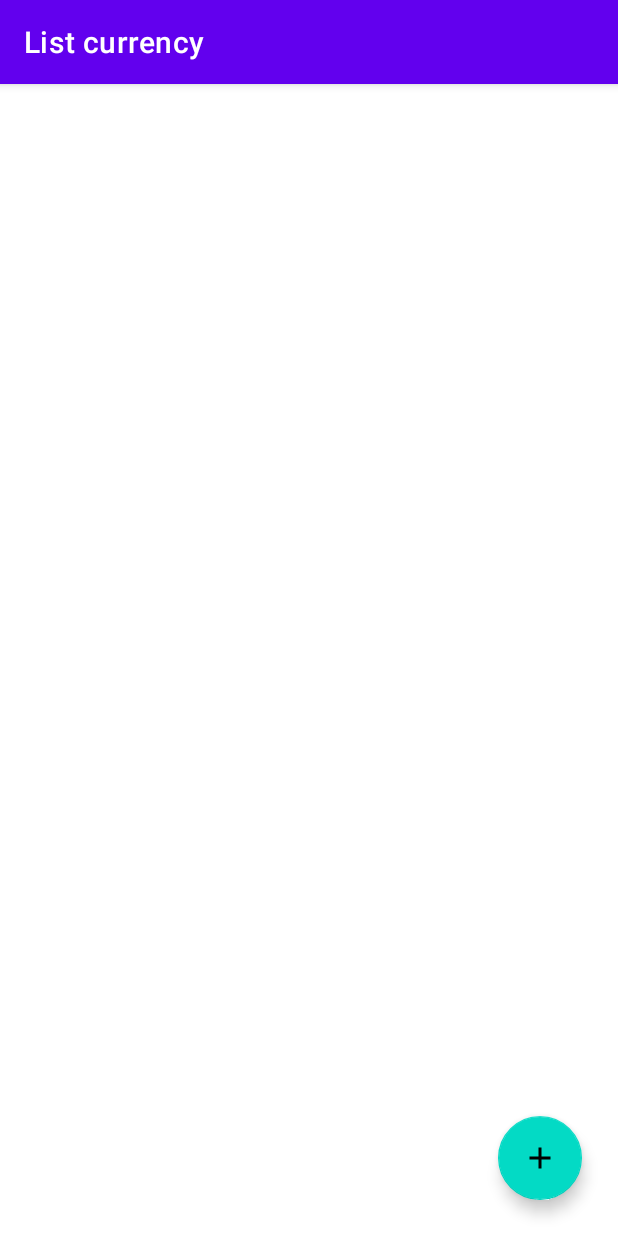
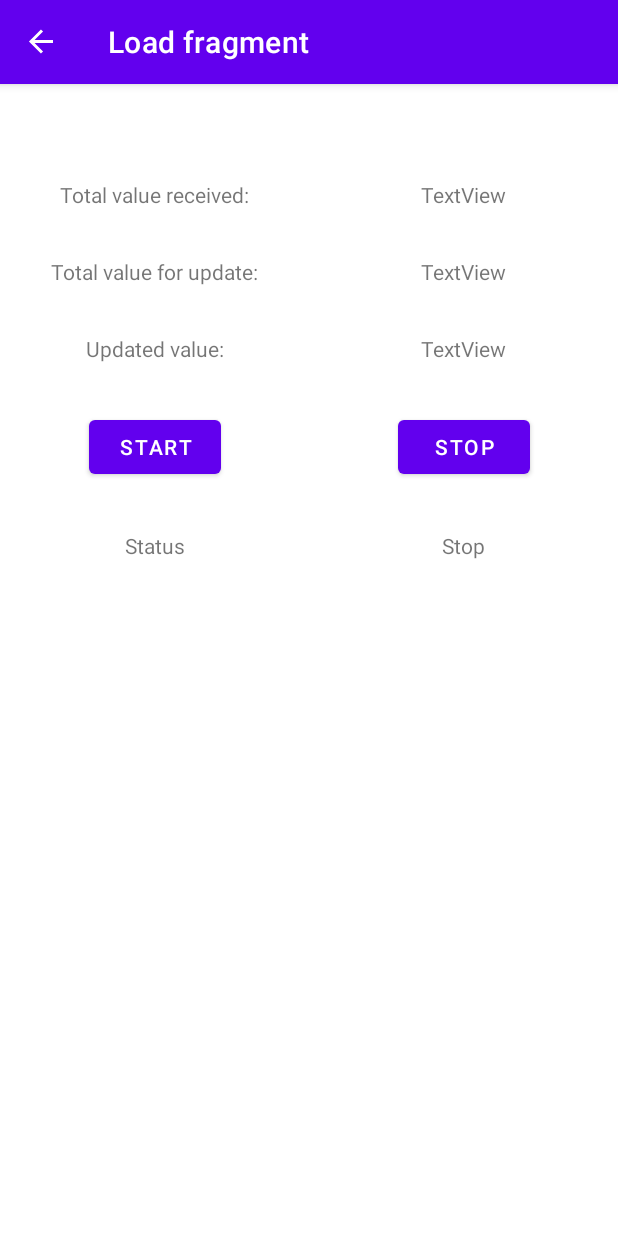
Before and after one commit to AlexanderAndrenko/CryptoCurrency, an Android app: the screen it shows after launch (MainActivity), after a tap on "TODO", on a phone screen of 412 x 824 dp. Run offline under Robolectric (Android 15) with nearby library versions, the phone set to English and light mode, and no system bars; our stand-ins replace Room's generated code, navigation-ui.

Commit message:
Implement load data

```diff
--- a/app/src/main/java/com/example/cryptocurrency/Database/CryptoCurrencyDao.kt
+++ b/app/src/main/java/com/example/cryptocurrency/Database/CryptoCurrencyDao.kt
@@ -3,11 +3,12 @@ package com.example.cryptocurrency.Database
 import androidx.lifecycle.LiveData
 import androidx.room.*
 import com.example.cryptocurrency.Model.Coin
+import retrofit2.http.DELETE
 
 @Dao
 interface CryptoCurrencyDao {
     /*Get a list of cryptocurrencies*/
-    @Query("SELECT * FROM coins")
+    @Query("SELECT * FROM coins ORDER BY CoingeckoRank")
     fun getCoins(): LiveData<List<Coin>>
 
     /*Get a specific coin*/
--- a/app/src/main/java/com/example/cryptocurrency/Database/CryptoCurrencyDatabase.kt
+++ b/app/src/main/java/com/example/cryptocurrency/Database/CryptoCurrencyDatabase.kt
@@ -6,8 +6,11 @@ import androidx.room.Room
 import androidx.room.RoomDatabase
 import androidx.room.TypeConverters
 import com.example.cryptocurrency.Model.Coin
+import androidx.sqlite.db.SupportSQLiteDatabase
 
-@Database(entities = [Coin::class], version = 2)
+import androidx.room.migration.Migration
+
+@Database(entities = [Coin::class], version = 3)
 @TypeConverters(CryptoCurrencyTypeConverter::class)
 abstract class CryptoCurrencyDatabase : RoomDatabase() {
 
@@ -27,7 +30,9 @@ abstract class CryptoCurrencyDatabase : RoomDatabase() {
                     context.applicationContext,
                     CryptoCurrencyDatabase::class.java,
                     "cryptoCurrency"
-                ).build()
+                    )
+                    .addMigrations(MIGRATION_1_2, MIGRATION_2_3)
+                    .build()
                 INSTANCE = instance
                 return instance
             }
@@ -35,3 +40,112 @@ abstract class CryptoCurrencyDatabase : RoomDatabase() {
     }
 
 }
+
+val MIGRATION_1_2: Migration = object : Migration(1, 2) {
+    override fun migrate(database: SupportSQLiteDatabase) {
+        // Create the new table
+        database.execSQL(
+            "CREATE TABLE [Coins_new] " +
+                    "(" +
+                    "[id] TEXT NOT NULL, " +
+                    "[Description] TEXT NOT NULL, " +
+                    "[CoingeckoRank] INTEGER NULL, " +
+                    "[CurrentPriceUSD] REAL NULL, " +
+                    "[PriceChangePer1Hour] REAL NULL, " +
+                    "[PriceChangePer24Hour] REAL NULL, " +
+                    "[PriceChangePer7Days] REAL NULL," +
+                    "[PriceChangePer14Days] REAL NULL, " +
+                    "[PriceChangePer30Days] REAL NULL, " +
+                    "[PriceChangePer60Days] REAL NULL," +
+                    "PRIMARY KEY([id])" +
+                    ")"
+        )
+        // Copy the data
+        database.execSQL(
+            "INSERT INTO [Coins_new] " +
+                    "(" +
+                    "[id]," +
+                    "[Description]," +
+                    "[CoingeckoRank]," +
+                    "[CurrentPriceUSD]," +
+                    "[PriceChangePer1Hour]," +
+                    "[PriceChangePer24Hour]," +
+                    "[PriceChangePer7Days]," +
+                    "[PriceChangePer14Days]," +
+                    "[PriceChangePer30Days]," +
+                    "[PriceChangePer60Days]" +
+                    ")" +
+                    " SELECT " +
+                    "[id]," +
+                    "[Description]," +
+                    "[CoingeckoRank]," +
+                    "[CurrentPriceUSD]," +
+                    "[PriceChangePer1Hour]," +
+                    "[PriceChangePer24Hour]," +
+                    "[PriceChangePer7Days]," +
+                    "[PriceChangePer14Days]," +
+                    "[PriceChangePer30Days]," +
+                    "[PriceChangePer60Days]" +
+                    "FROM [Coins]"
+        )
+        // Remove the old table
+        database.execSQL("DROP TABLE [Coins]")
+        // Change the table name to the correct one
+        database.execSQL("ALTER TABLE [Coins_new] RENAME TO [Coins]")
+    }
+}
+
+val MIGRATION_2_3: Migration = object : Migration(2, 3) {
+        override fun migrate(database: SupportSQLiteDatabase) {
+            // Create the new table
+            database.execSQL(
+                "CREATE TABLE [Coins_new] " +
+                        "(" +
+                        "[id] TEXT NOT NULL, " +
+                        "[Name] TEXT NOT NULL," +
+                        "[Description] TEXT NOT NULL, " +
+                        "[CoingeckoRank] INTEGER NULL, " +
+                        "[CurrentPriceUSD] REAL NULL, " +
+                        "[PriceChangePer1Hour] REAL NULL, " +
+                        "[PriceChangePer24Hour] REAL NULL, " +
+                        "[PriceChangePer7Days] REAL NULL," +
+                        "[PriceChangePer14Days] REAL NULL, " +
+                        "[PriceChangePer30Days] REAL NULL, " +
+                        "[PriceChangePer60Days] REAL NULL," +
+                        "PRIMARY KEY([id])" +
+                        ")")
+            // Copy the data
+            database.execSQL(
+                "INSERT INTO [Coins_new] " +
+                        "(" +
+                        "[id]," +
+                        "[Name]," +
+                        "[Description]," +
+                        "[CoingeckoRank]," +
+                        "[CurrentPriceUSD]," +
+                        "[PriceChangePer1Hour]," +
+                        "[PriceChangePer24Hour]," +
+                        "[PriceChangePer7Days]," +
+                        "[PriceChangePer14Days]," +
+                        "[PriceChangePer30Days]," +
+                        "[PriceChangePer60Days]" +
+                        ")" +
+                        " SELECT " +
+                        "[id]," +
+                        "[id]," +
+                        "[Description]," +
+                        "[CoingeckoRank]," +
+                        "[CurrentPriceUSD]," +
+                        "[PriceChangePer1Hour]," +
+                        "[PriceChangePer24Hour]," +
+                        "[PriceChangePer7Days]," +
+                        "[PriceChangePer14Days]," +
+                        "[PriceChangePer30Days]," +
+                        "[PriceChangePer60Days]" +
+                        "FROM [Coins]")
+            // Remove the old table
+            database.execSQL("DROP TABLE [Coins]")
+            // Change the table name to the correct one
+            database.execSQL("ALTER TABLE [Coins_new] RENAME TO [Coins]")
+        }
+}
--- a/app/src/main/java/com/example/cryptocurrency/Model/Coin.kt
+++ b/app/src/main/java/com/example/cryptocurrency/Model/Coin.kt
@@ -10,7 +10,7 @@ import kotlinx.android.parcel.Parcelize
 @Entity(tableName = "Coins")
 data class Coin (
     @PrimaryKey var id: String,
-    //@ColumnInfo(name = "Name") var name: String,
+    @ColumnInfo(name = "Name") var name: String,
     @ColumnInfo(name = "Description") var description: String,
     //@ColumnInfo(name = "GenesisDate") var genesisDate: Date,
     @ColumnInfo(name = "CoingeckoRank") var coingeckoRank: Int?,
--- a/app/src/main/java/com/example/cryptocurrency/fragments/AddFragment.kt
+++ b/app/src/main/java/com/example/cryptocurrency/fragments/AddFragment.kt
@@ -41,7 +41,7 @@ class AddFragment : Fragment() {
         val description = binding.descriptionEt.text.toString()
         val rankCoinGecko : Int = binding.coinGeckoRankEt.text.toString().toInt()
 
-        val coin = Coin(name, description, rankCoinGecko, 1.0, 2.0, 3.0, 4.0, 5.0, 6.0, 7.0)
+        val coin = Coin("test" ,name, description, rankCoinGecko, 1.0, 2.0, 3.0, 4.0, 5.0, 6.0, 7.0)
         mCoinViewModel.addCoin(coin)
         findNavController().navigate(R.id.action_addFragment_to_listFragment)
     }
--- a/app/src/main/java/com/example/cryptocurrency/fragments/InfoFragment.kt
+++ b/app/src/main/java/com/example/cryptocurrency/fragments/InfoFragment.kt
@@ -20,8 +20,8 @@ class InfoFragment : Fragment() {
     ): View? {
         binding = FragmentInfoBinding.inflate(layoutInflater)
 
-        binding.nameCurrencyInfo.text = args.currentCoin.id
-        binding.descriptionInfo.text = args.currentCoin.description
+        binding.nameCurrencyInfo.text = args.currentCoin.name
+        binding.descriptionInfo.text = "TEST DESCRIPTION" //args.currentCoin.description
         binding.coinGeckoRankInfo.text = args.currentCoin.coingeckoRank.toString()
         binding.currentPriceinfo.text = args.currentCoin.currentPrice.toString()
         binding.priceCP1hourInfo.text = args.currentCoin.priceCP1H.toString()
--- a/app/src/main/java/com/example/cryptocurrency/fragments/ListAdapter.kt
+++ b/app/src/main/java/com/example/cryptocurrency/fragments/ListAdapter.kt
@@ -31,7 +31,7 @@ class ListAdapter : RecyclerView.Adapter<ListAdapter.MyViewHolder>(){
     override fun onBindViewHolder(holder: MyViewHolder, position: Int) {
         val currentItem = coinList[position]
 
-        holder.name.text = currentItem.id.toString()
+        holder.name.text = currentItem.name
         holder.rank.text = currentItem.coingeckoRank.toString()
         holder.currentPrice.text = currentItem.currentPrice.toString()
         holder.oneHour.text = currentItem.priceCP1H.toString()
--- a/app/src/main/java/com/example/cryptocurrency/fragments/ListFragment.kt
+++ b/app/src/main/java/com/example/cryptocurrency/fragments/ListFragment.kt
@@ -13,12 +13,13 @@ import com.example.cryptocurrency.APIclient.CoinGeckoClientAPI
 import com.example.cryptocurrency.ViewModel.CoinViewModel
 import com.example.cryptocurrency.R
 import com.example.cryptocurrency.databinding.FragmentListBinding
-import kotlinx.coroutines.CoroutineScope
+import kotlinx.coroutines.*
 
 class ListFragment : Fragment() {
 
     private lateinit var binding: FragmentListBinding
     private lateinit var mCoinViewModel: CoinViewModel
+
 
     override fun onCreateView(
         inflater: LayoutInflater, container: ViewGroup?,
@@ -31,11 +32,8 @@ class ListFragment : Fragment() {
         mCoinViewModel = ViewModelProvider(this).get(CoinViewModel::class.java)
         mCoinViewModel.getCoins.observe(viewLifecycleOwner, Observer { coin -> adapter.setData(coin) })
 
-
         binding.floatingActionButton.setOnClickListener {
-            /*findNavController().navigate(R.id.action_listFragment_to_addFragment)*/
-            val coinGeckoClientAPI = CoinGeckoClientAPI()
-            coinGeckoClientAPI.getCoinList(mCoinViewModel)
+            findNavController().navigate(R.id.action_listFragment_to_loadFragment)
         }
         return binding.root
     }
--- /dev/null
+++ b/app/src/main/java/com/example/cryptocurrency/fragments/LoadFragment.kt
@@ -0,0 +1,55 @@
+package com.example.cryptocurrency.fragments
+
+import android.os.Bundle
+import androidx.fragment.app.Fragment
+import android.view.LayoutInflater
+import android.view.View
+import android.view.ViewGroup
+import androidx.lifecycle.ViewModelProvider
+import com.example.cryptocurrency.APIclient.CoinGeckoClientAPI
+import com.example.cryptocurrency.ViewModel.CoinViewModel
+import com.example.cryptocurrency.databinding.FragmentLoadBinding
+import kotlinx.coroutines.GlobalScope
+import kotlinx.coroutines.Job
+import kotlinx.coroutines.launch
+
+class LoadFragment : Fragment() {
+
+    private lateinit var binding: FragmentLoadBinding
+    private lateinit var mCoinViewModel: CoinViewModel
+    var downloader : Job? = null
+
+    override fun onCreateView(
+        inflater: LayoutInflater, container: ViewGroup?,
+        savedInstanceState: Bundle?
+    ): View? {
+        binding = FragmentLoadBinding.inflate(layoutInflater)
+        mCoinViewModel = ViewModelProvider(this).get(CoinViewModel::class.java)
+
+        binding.status.text = "Stop"
+
+        binding.startBtn.setOnClickListener{
+            downloader = GlobalScope.launch {
+                val coinGeckoClientAPI = CoinGeckoClientAPI()
+                coinGeckoClientAPI.getCoinList(mCoinViewModel)
+            }
+            binding.status.text = "Execute"
+        }
+
+        binding.stopBtn.setOnClickListener{
+            GlobalScope.launch {
+                InterruptExecution()
+            }
+            binding.status.text = "Stop"
+        }
+
+        return binding.root
+    }
+
+    suspend fun InterruptExecution(){
+        if (downloader != null){
+            downloader!!.cancel()
+            downloader!!.join()
+        }
+    }
+}
--- a/app/src/main/res/layout/fragment_list.xml
+++ b/app/src/main/res/layout/fragment_list.xml
@@ -11,7 +11,7 @@
         android:layout_width="wrap_content"
         android:layout_height="wrap_content"
         app:layout_constraintStart_toStartOf="parent"
-        app:layout_constraintTop_toTopOf="parent" />
+        app:layout_constraintTop_toTopOf="parent"/>
 
     <com.google.android.material.floatingactionbutton.FloatingActionButton
         android:id="@+id/floatingActionButton"
@@ -22,7 +22,8 @@
         android:clickable="true"
         android:contentDescription="TODO"
         android:focusable="true"
-        android:src="@drawable/ic_add"
+        android:src="@drawable/ic_baseline_settings_24"
         app:layout_constraintBottom_toBottomOf="parent"
         app:layout_constraintEnd_toEndOf="parent" />
+
 </androidx.constraintlayout.widget.ConstraintLayout>
--- /dev/null
+++ b/app/src/main/res/layout/fragment_load.xml
@@ -0,0 +1,115 @@
+<?xml version="1.0" encoding="utf-8"?>
+<androidx.constraintlayout.widget.ConstraintLayout xmlns:android="http://schemas.android.com/apk/res/android"
+    xmlns:app="http://schemas.android.com/apk/res-auto"
+    xmlns:tools="http://schemas.android.com/tools"
+    android:layout_width="match_parent"
+    android:layout_height="match_parent"
+    tools:context=".fragments.LoadFragment">
+
+    <TextView
+        android:id="@+id/totalValueText"
+        android:layout_width="wrap_content"
+        android:layout_height="wrap_content"
+        android:layout_marginTop="64dp"
+        android:text="Total value received:"
+        app:layout_constraintEnd_toStartOf="@+id/guideline10"
+        app:layout_constraintStart_toStartOf="parent"
+        app:layout_constraintTop_toTopOf="parent" />
+
+    <TextView
+        android:id="@+id/totalValueForUpdateText"
+        android:layout_width="wrap_content"
+        android:layout_height="wrap_content"
+        android:layout_marginTop="32dp"
+        android:text="Total value for update:"
+        app:layout_constraintEnd_toStartOf="@+id/guideline10"
+        app:layout_constraintStart_toStartOf="parent"
+        app:layout_constraintTop_toBottomOf="@+id/totalValueText" />
+
+    <TextView
+        android:id="@+id/updatedValueText"
+        android:layout_width="wrap_content"
+        android:layout_height="wrap_content"
+        android:layout_marginTop="32dp"
+        android:text="Updated value:"
+        app:layout_constraintEnd_toStartOf="@+id/guideline10"
+        app:layout_constraintStart_toStartOf="parent"
+        app:layout_constraintTop_toBottomOf="@+id/totalValueForUpdateText" />
+
+    <TextView
+        android:id="@+id/totalValueReceived"
+        android:layout_width="wrap_content"
+        android:layout_height="wrap_content"
+        android:layout_marginTop="64dp"
+        android:text="TextView"
+        app:layout_constraintEnd_toEndOf="parent"
+        app:layout_constraintStart_toStartOf="@+id/guideline10"
+        app:layout_constraintTop_toTopOf="parent" />
+
+    <TextView
+        android:id="@+id/totalValueForUpdate"
+        android:layout_width="wrap_content"
+        android:layout_height="wrap_content"
+        android:layout_marginTop="32dp"
+        android:text="TextView"
+        app:layout_constraintEnd_toEndOf="parent"
+        app:layout_constraintStart_toStartOf="@+id/guideline10"
+        app:layout_constraintTop_toBottomOf="@+id/totalValueReceived" />
+
+    <TextView
+        android:id="@+id/UpdatedValue"
+        android:layout_width="wrap_content"
+        android:layout_height="wrap_content"
+        android:layout_marginTop="32dp"
+        android:text="TextView"
+        app:layout_constraintEnd_toEndOf="parent"
+        app:layout_constraintStart_toStartOf="@+id/guideline10"
+        app:layout_constraintTop_toBottomOf="@+id/totalValueForUpdate" />
+
+    <Button
+        android:id="@+id/stopBtn"
+        android:layout_width="wrap_content"
+        android:layout_height="wrap_content"
+        android:layout_marginTop="32dp"
+        android:text="Stop"
+        app:layout_constraintEnd_toEndOf="parent"
+        app:layout_constraintStart_toStartOf="@+id/guideline10"
+        app:layout_constraintTop_toBottomOf="@+id/UpdatedValue" />
+
+    <Button
+        android:id="@+id/startBtn"
+        android:layout_width="wrap_content"
+        android:layout_height="wrap_content"
+        android:layout_marginTop="32dp"
+        android:text="Start"
+        app:layout_constraintEnd_toStartOf="@+id/guideline10"
+        app:layout_constraintStart_toStartOf="parent"
+        app:layout_constraintTop_toBottomOf="@+id/updatedValueText" />
+
+    <androidx.constraintlayout.widget.Guideline
+        android:id="@+id/guideline10"
+        android:layout_width="wrap_content"
+        android:layout_height="wrap_content"
+        android:orientation="vertical"
+        app:layout_constraintGuide_percent="0.5" />
+
+    <TextView
+        android:id="@+id/statusText"
+        android:layout_width="wrap_content"
+        android:layout_height="wrap_content"
+        android:layout_marginTop="32dp"
+        android:text="Status"
+        app:layout_constraintEnd_toStartOf="@+id/guideline10"
+        app:layout_constraintStart_toStartOf="parent"
+        app:layout_constraintTop_toBottomOf="@+id/startBtn" />
+
+    <TextView
+        android:id="@+id/status"
+        android:layout_width="wrap_content"
+        android:layout_height="wrap_content"
+        android:layout_marginTop="32dp"
+        android:text="TextView"
+        app:layout_constraintEnd_toEndOf="parent"
+        app:layout_constraintStart_toStartOf="@+id/guideline10"
+        app:layout_constraintTop_toBottomOf="@+id/stopBtn" />
+</androidx.constraintlayout.widget.ConstraintLayout>
--- a/app/src/main/res/navigation/my_nav.xml
+++ b/app/src/main/res/navigation/my_nav.xml
@@ -16,6 +16,9 @@
         <action
             android:id="@+id/action_listFragment_to_infoFragment"
             app:destination="@id/infoFragment" />
+        <action
+            android:id="@+id/action_listFragment_to_loadFragment"
+            app:destination="@id/loadFragment" />
     </fragment>
     <fragment
         android:id="@+id/addFragment"
@@ -37,4 +40,13 @@
             android:name="currentCoin"
             app:argType="com.example.cryptocurrency.Model.Coin" />
     </fragment>
+    <fragment
+        android:id="@+id/loadFragment"
+        android:name="com.example.cryptocurrency.fragments.LoadFragment"
+        android:label="Load fragment"
+        tools:layout="@layout/fragment_load" >
+        <action
+            android:id="@+id/action_loadFragment_to_listFragment"
+            app:destination="@id/listFragment" />
+    </fragment>
 </navigation>
```
Also changed, not shown: app/src/main/java/com/example/cryptocurrency/APIclient/CoinGeckoAPI.kt (+11 -2 lines), app/src/main/java/com/example/cryptocurrency/APIclient/CoinGeckoClientAPI.kt (+21 -31 lines), app/src/main/java/com/example/cryptocurrency/APIclient/model/coins/CoinFullData.kt (+27 -23 lines), app/src/main/java/com/example/cryptocurrency/APIclient/model/coins/MarketData.kt (+27 -14 lines), app/src/main/java/com/example/cryptocurrency/APIclient/model/coins/data/CommunityData.kt (+6 -6 lines), app/src/main/res/drawable/ic_baseline_settings_24.xml (added, +10 -0 lines).
